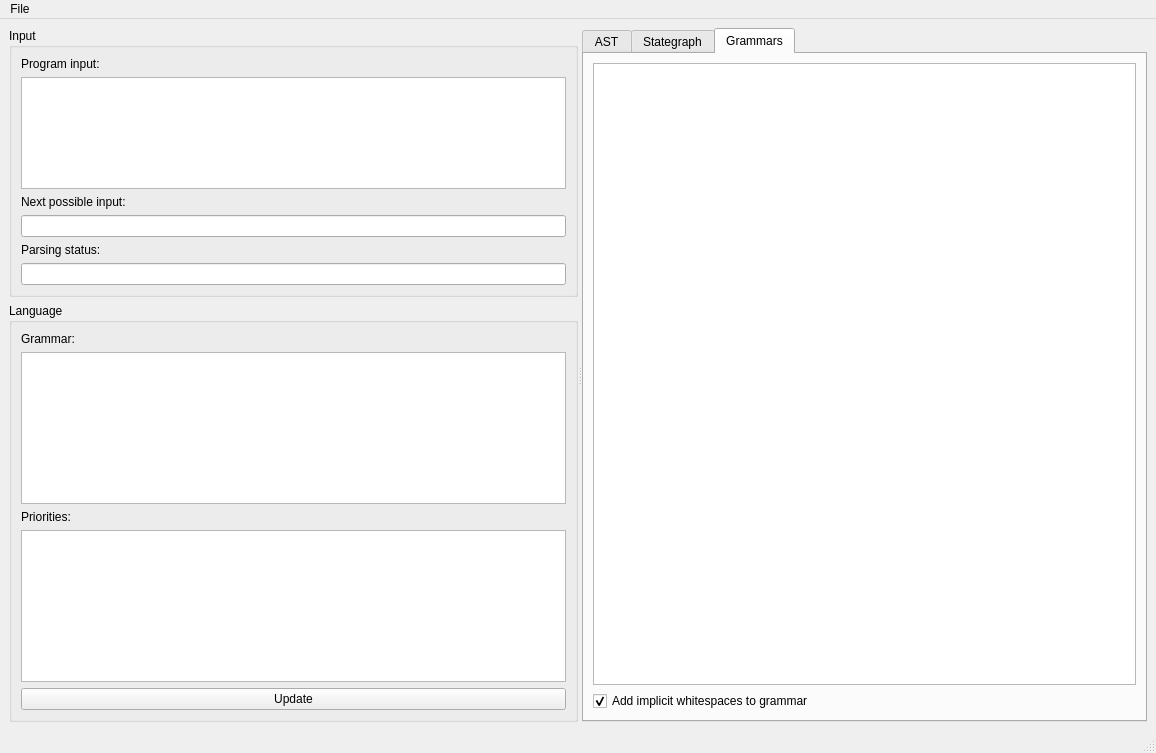
Above: node_editor/gui.ui from softdevteam/eco before the change. Below: the same form after it.
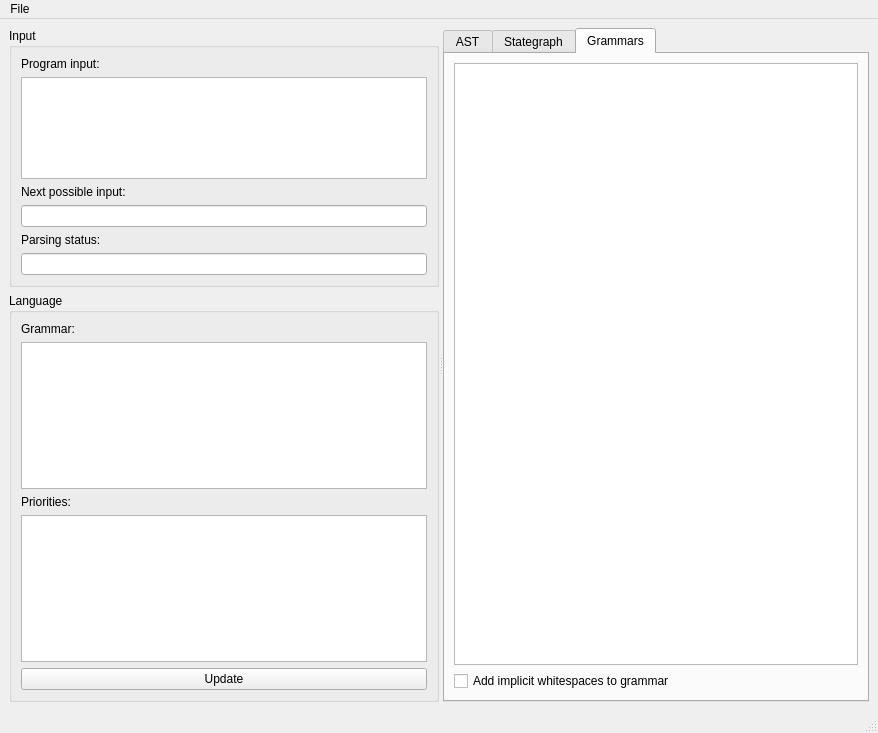
That is the form after the change. Custom widgets are drawn as their Qt base class.

Patch:
```diff
--- a/node_editor/gui.ui
+++ b/node_editor/gui.ui
@@ -6,8 +6,8 @@
    <rect>
     <x>0</x>
     <y>0</y>
-    <width>1156</width>
-    <height>753</height>
+    <width>878</width>
+    <height>733</height>
    </rect>
   </property>
   <property name="sizePolicy">
@@ -160,7 +160,7 @@
             <string>Add implicit whitespaces to grammar</string>
            </property>
            <property name="checked">
-            <bool>true</bool>
+            <bool>false</bool>
            </property>
           </widget>
          </item>
@@ -176,8 +176,8 @@
     <rect>
      <x>0</x>
      <y>0</y>
-     <width>1156</width>
-     <height>19</height>
+     <width>878</width>
+     <height>22</height>
     </rect>
    </property>
    <widget class="QMenu" name="menuFile">
```
